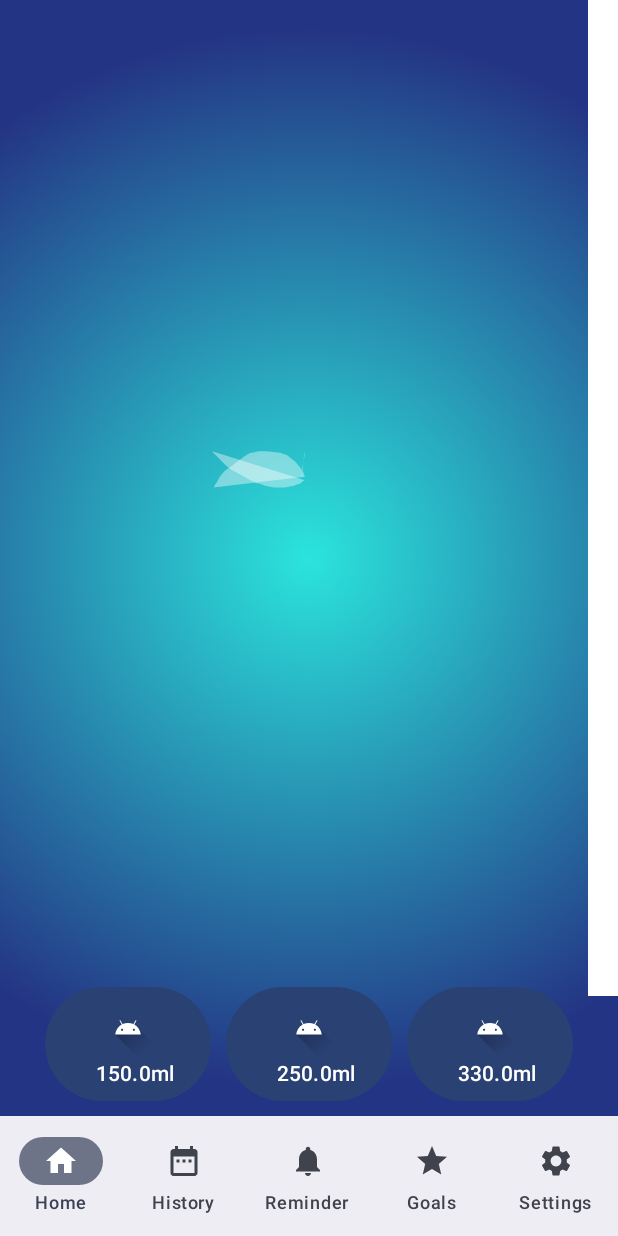
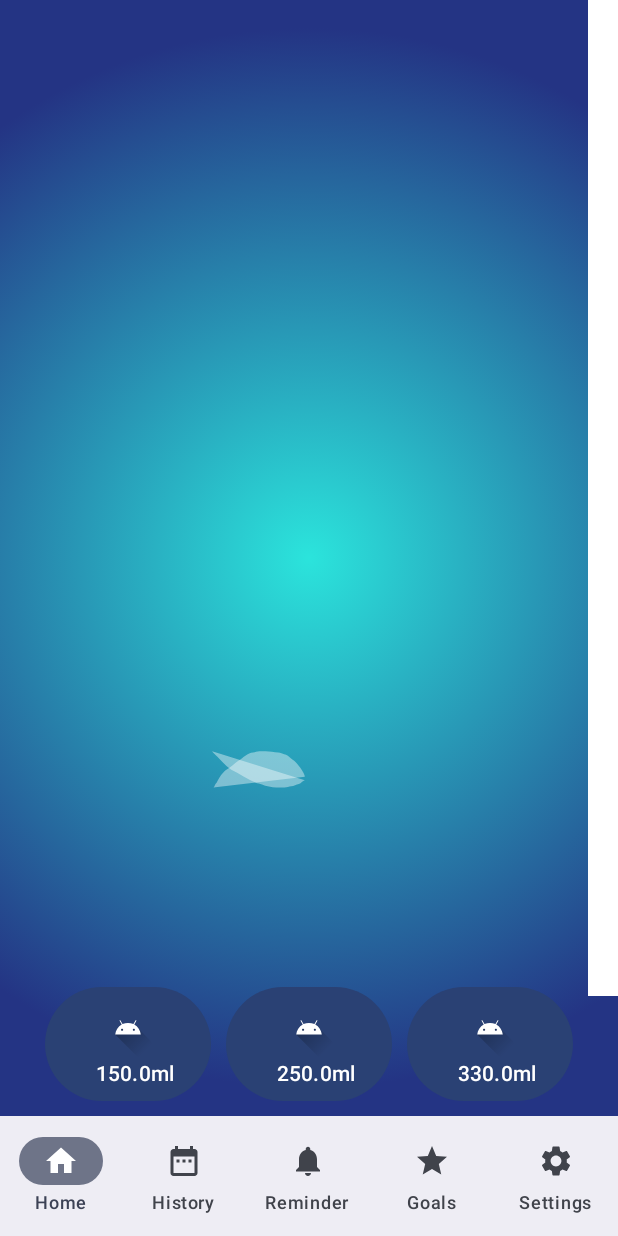
Before and after one commit to HydroFish-Waterloo/HydroFish, an Android app built with Jetpack Compose: the @Preview function GreetingPreview, on a phone screen of 412 x 824 dp. Run offline under Robolectric (Android 15) with nearby library versions, the phone set to English and light mode, and no system bars.

Commit message:
Fixed an extra streak of pixels at the fish's mouth

```diff
--- a/app/src/main/java/com/hydrofish/app/ui/composables/FishAnimation.kt
+++ b/app/src/main/java/com/hydrofish/app/ui/composables/FishAnimation.kt
@@ -63,16 +63,7 @@
                             fill = SolidColor(Color.White),
                             fillAlpha = 0.4f
                         )
-                        Path(
-                            pathData = FishPaths.fish_v4,
-                            fill = SolidColor(Color.White),
-                            fillAlpha = 1f
-                        )
-                        Path(
-                            pathData = FishPaths.fish_v5,
-                            fill = SolidColor(Color.White),
-                            fillAlpha = 1f
-                        )
+
                     }
 
                 }
--- a/app/src/main/java/com/hydrofish/app/ui/composables/tabs/HomeScreen.kt
+++ b/app/src/main/java/com/hydrofish/app/ui/composables/tabs/HomeScreen.kt
@@ -53,6 +53,9 @@
     }
 }
 
+// initialize fishList with one fish
+
+
 @Composable
 fun HomeScreen(modifier: Modifier, hydroFishViewModel: HydroFishViewModel = viewModel()) {
     //This approach ensures that whenever there is a change in the uiState value,
@@ -69,6 +72,7 @@
 
         // create the fish
         FishAnimation(modifier, FishType.FISH_V1, 300.toFloat())
+        FishAnimation(modifier, FishType.FISH_V1, 500.toFloat())
 
         AddProgessBar(modifier.align(Alignment.CenterEnd), waterPercent)
 
```
